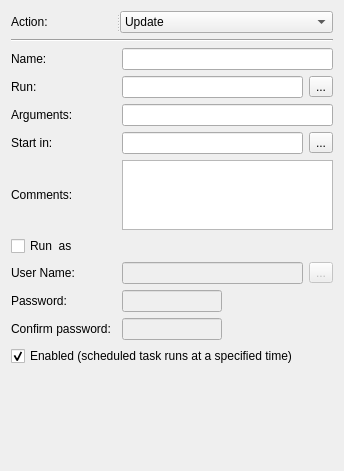
The window that src/apps/mvvm-folders/scheduled_tasks/scheduledtaskswidget.ui (august-alt/policy-preferences-editor-prototype) describes before a commit, drawn with Qt 5.
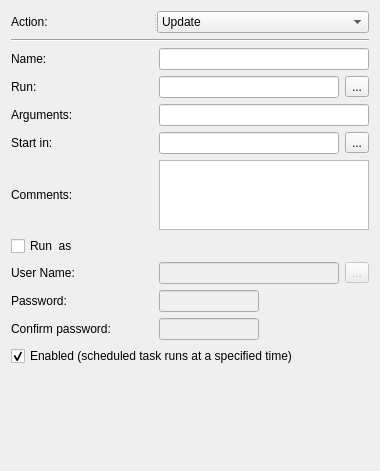
The same window after the commit.

Diff of the .ui file:
```diff
--- a/src/apps/mvvm-folders/scheduled_tasks/scheduledtaskswidget.ui
+++ b/src/apps/mvvm-folders/scheduled_tasks/scheduledtaskswidget.ui
@@ -6,7 +6,7 @@
    <rect>
     <x>0</x>
     <y>0</y>
-    <width>344</width>
+    <width>380</width>
     <height>471</height>
    </rect>
   </property>
@@ -28,7 +28,7 @@
       </property>
       <property name="minimumSize">
        <size>
-        <width>105</width>
+        <width>142</width>
         <height>0</height>
        </size>
       </property>
@@ -100,6 +100,18 @@
    </item>
    <item row="2" column="0">
     <widget class="QLabel" name="nameLabel">
+     <property name="sizePolicy">
+      <sizepolicy hsizetype="Fixed" vsizetype="Preferred">
+       <horstretch>0</horstretch>
+       <verstretch>0</verstretch>
+      </sizepolicy>
+     </property>
+     <property name="minimumSize">
+      <size>
+       <width>142</width>
+       <height>0</height>
+      </size>
+     </property>
      <property name="text">
       <string>Name:</string>
      </property>
@@ -110,6 +122,18 @@
    </item>
    <item row="3" column="0">
     <widget class="QLabel" name="runLabel">
+     <property name="sizePolicy">
+      <sizepolicy hsizetype="Fixed" vsizetype="Preferred">
+       <horstretch>0</horstretch>
+       <verstretch>0</verstretch>
+      </sizepolicy>
+     </property>
+     <property name="minimumSize">
+      <size>
+       <width>142</width>
+       <height>0</height>
+      </size>
+     </property>
      <property name="text">
       <string>Run:</string>
      </property>
@@ -135,7 +159,7 @@
      </property>
      <property name="minimumSize">
       <size>
-       <width>105</width>
+       <width>142</width>
        <height>0</height>
       </size>
      </property>
@@ -157,7 +181,7 @@
      </property>
      <property name="minimumSize">
       <size>
-       <width>105</width>
+       <width>142</width>
        <height>0</height>
       </size>
      </property>
@@ -191,6 +215,18 @@
    </item>
    <item row="6" column="0">
     <widget class="QLabel" name="commentsLabel">
+     <property name="sizePolicy">
+      <sizepolicy hsizetype="Fixed" vsizetype="Preferred">
+       <horstretch>0</horstretch>
+       <verstretch>0</verstretch>
+      </sizepolicy>
+     </property>
+     <property name="minimumSize">
+      <size>
+       <width>142</width>
+       <height>0</height>
+      </size>
+     </property>
      <property name="text">
       <string>Comments:</string>
      </property>
@@ -237,6 +273,18 @@
    </item>
    <item row="8" column="0">
     <widget class="QLabel" name="usetNameLabel">
+     <property name="sizePolicy">
+      <sizepolicy hsizetype="Fixed" vsizetype="Preferred">
+       <horstretch>0</horstretch>
+       <verstretch>0</verstretch>
+      </sizepolicy>
+     </property>
+     <property name="minimumSize">
+      <size>
+       <width>142</width>
+       <height>0</height>
+      </size>
+     </property>
      <property name="text">
       <string>User Name:</string>
      </property>
@@ -264,6 +312,18 @@
    </item>
    <item row="9" column="0">
     <widget class="QLabel" name="passwordLabel">
+     <property name="sizePolicy">
+      <sizepolicy hsizetype="Fixed" vsizetype="Preferred">
+       <horstretch>0</horstretch>
+       <verstretch>0</verstretch>
+      </sizepolicy>
+     </property>
+     <property name="minimumSize">
+      <size>
+       <width>142</width>
+       <height>0</height>
+      </size>
+     </property>
      <property name="text">
       <string>Password:</string>
      </property>
@@ -296,6 +356,18 @@
    </item>
    <item row="10" column="0">
     <widget class="QLabel" name="confirmPasswordLabel">
+     <property name="sizePolicy">
+      <sizepolicy hsizetype="Fixed" vsizetype="Preferred">
+       <horstretch>0</horstretch>
+       <verstretch>0</verstretch>
+      </sizepolicy>
+     </property>
+     <property name="minimumSize">
+      <size>
+       <width>142</width>
+       <height>0</height>
+      </size>
+     </property>
      <property name="text">
       <string>Confirm password:</string>
      </property>
```
